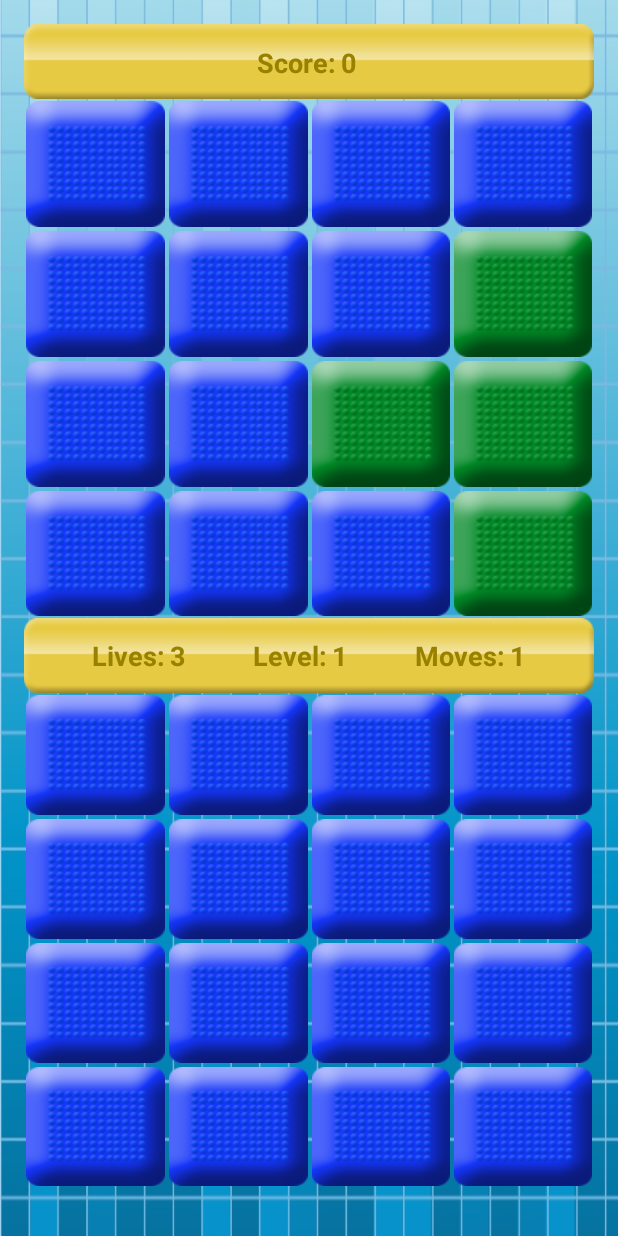
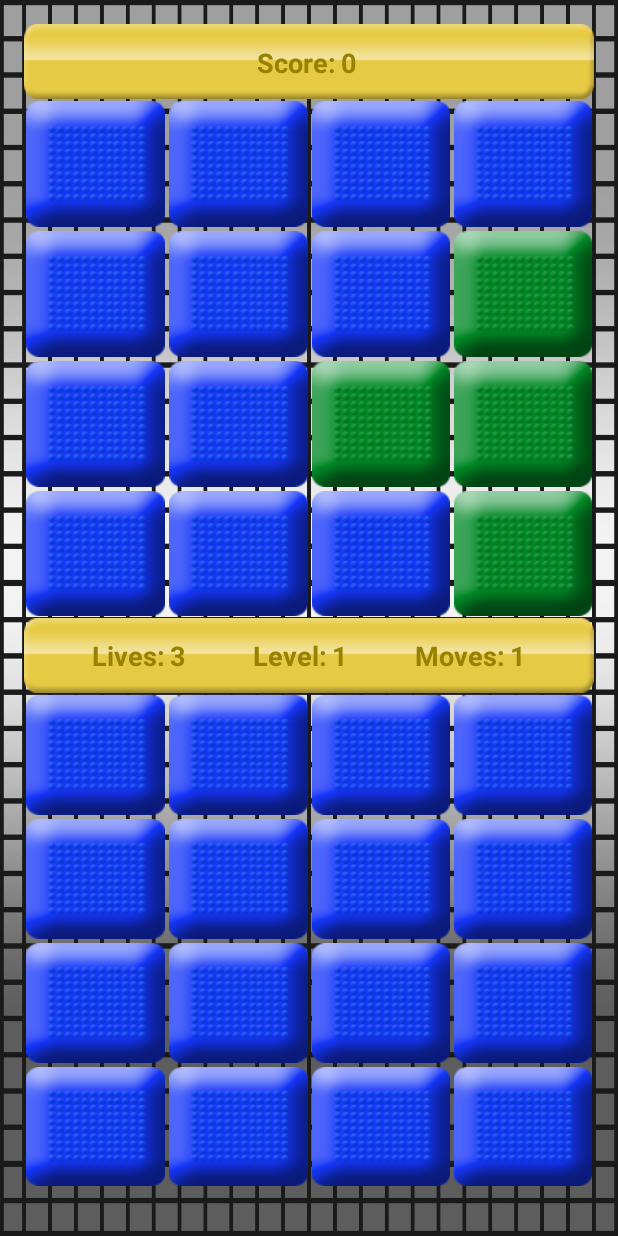
Before and after one commit to djbidle/supercrazytiles, an Android app: the screen it shows after launch (GameBoard), after a tap on "NEW GAME", on a phone screen of 412 x 824 dp. Run offline under Robolectric (Android 15) with nearby library versions, the phone set to English and light mode, and no system bars; our stand-ins replace AdMob; network calls fail.

Commit message:
added new background images

```diff
--- a/app/src/main/res/layout/activity_game_board.xml
+++ b/app/src/main/res/layout/activity_game_board.xml
@@ -6,7 +6,7 @@
     android:layout_height="match_parent"
     android:padding="@dimen/activity_horizontal_margin"
     tools:context="net.zacharybest.supercrazytiles.GameBoard"
-    android:background="@drawable/temp_background">
+    android:background="@drawable/graybackground">
     <!-- background image was causing hangups -->
 
     <FrameLayout
--- a/app/src/main/res/layout/activity_start_page.xml
+++ b/app/src/main/res/layout/activity_start_page.xml
@@ -3,7 +3,7 @@
     xmlns:ads="http://schemas.android.com/apk/res-auto"
     android:orientation="vertical" android:layout_width="match_parent"
     android:layout_height="match_parent"
-    android:background="@drawable/temp_background">
+    android:background="@drawable/background">
     <!-- background image was causing hangups -->
 
     <LinearLayout
```
Also changed, not shown: app/src/main/res/drawable/graybackground.png (added), 1 other file.
